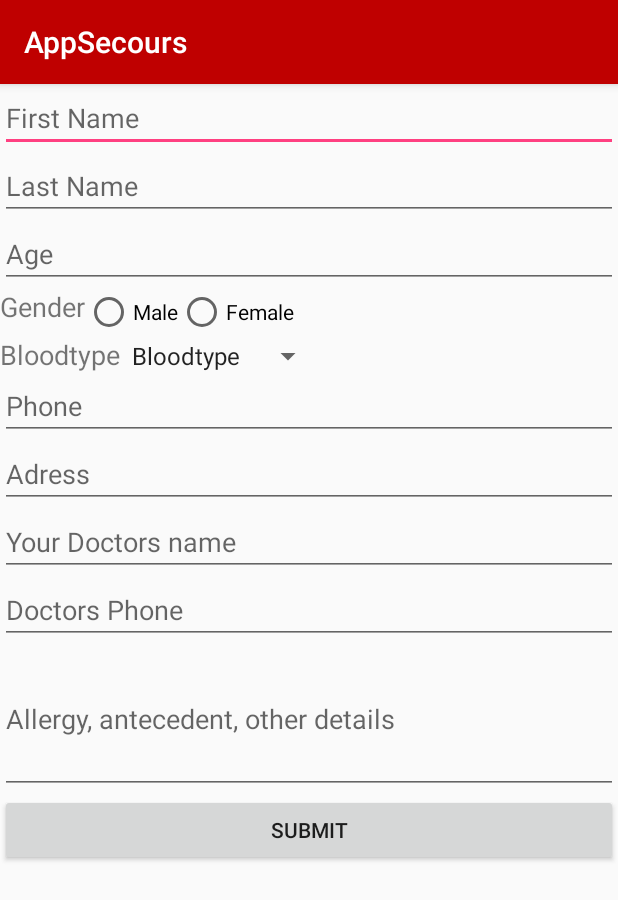
After one commit to Narul34/AppSecours, an Android app: the Formulaire screen opened directly, with no data from a screen before it, on a phone screen of 412 x 824 dp. The commit adds this screen. Shown: the top 900 px of the screen. Run offline under Robolectric (Android 15) with nearby library versions, the phone set to English and light mode, and no system bars.

Commit message:
Formulaire + appel auto  à finir

```diff
--- /dev/null
+++ b/app/src/main/java/com/example/a34011_73_08/appsecours/Formulaire.java
@@ -0,0 +1,33 @@
+package com.example.a34011_73_08.appsecours;
+
+import android.os.Bundle;
+import android.os.StrictMode;
+import android.support.v7.app.AppCompatActivity;
+import android.widget.ArrayAdapter;
+import android.widget.RadioButton;
+import android.widget.RadioGroup;
+import android.widget.Spinner;
+
+/**
+ * Created by 34011-73-08 on 24/10/2016.
+ */
+
+public class Formulaire extends AppCompatActivity {
+
+    @Override
+    protected void onCreate(Bundle savedInstanceState) {
+        super.onCreate(savedInstanceState);
+        setContentView(R.layout.activity_form);
+
+        String[] arrayBloodType = new String[] {"Bloodtype", "A-","A+","B-","B+","AB-","AB+","O-","O+"};
+
+        Spinner spBlood = (Spinner) findViewById(R.id.blood);
+
+        ArrayAdapter<String> adapter = new ArrayAdapter<String>(this,android.R.layout.simple_spinner_item, arrayBloodType);
+
+
+        spBlood.setAdapter(adapter);
+        spBlood.setSelection(0);
+
+    }
+}
--- /dev/null
+++ b/app/src/main/res/layout/activity_form.xml
@@ -0,0 +1,130 @@
+<?xml version="1.0" encoding="utf-8"?>
+<TableLayout xmlns:android="http://schemas.android.com/apk/res/android"
+    android:layout_width="match_parent"
+    android:layout_height="match_parent"
+    android:orientation="vertical">
+
+    <EditText
+        android:id="@+id/nom"
+        android:layout_width="wrap_content"
+        android:layout_height="wrap_content"
+        android:hint="@string/nom"
+        android:inputType="text"
+        android:maxLength="20"
+        android:maxLines="1"/>
+
+    <EditText
+        android:id="@+id/prenom"
+        android:layout_width="wrap_content"
+        android:layout_height="wrap_content"
+        android:ems="10"
+        android:hint="@string/prenom"
+        android:inputType="text"
+        android:maxEms="20"
+        android:minEms="1"
+        android:maxLength="20"
+        android:maxLines="1"/>
+
+    <EditText
+        android:id="@+id/age"
+        android:layout_width="wrap_content"
+        android:layout_height="wrap_content"
+        android:hint="@string/age"
+        android:inputType="numberDecimal"
+        android:maxLength="2"
+        android:maxLines="1"/>
+
+    <RadioGroup
+        android:id="@+id/sexe"
+        android:layout_width="wrap_content"
+        android:layout_height="wrap_content"
+        android:orientation="horizontal">
+
+            <TextView
+                android:layout_width="wrap_content"
+                android:layout_height="match_parent"
+                android:text="Gender"
+                android:textSize="18dp"/>
+
+            <RadioButton
+                android:id="@+id/male"
+                android:layout_width="wrap_content"
+                android:layout_height="wrap_content"
+                android:text="@string/male"/>
+
+            <RadioButton
+                android:id="@+id/female"
+                android:layout_width="wrap_content"
+                android:layout_height="wrap_content"
+                android:text="@string/female"/>
+
+
+    </RadioGroup>
+
+    <LinearLayout
+        android:layout_width="wrap_content"
+        android:layout_height="wrap_content"
+        android:orientation="horizontal">
+
+        <TextView
+            android:layout_width="wrap_content"
+            android:layout_height="match_parent"
+            android:text="Bloodtype"
+            android:textSize="18dp"/>
+
+        <Spinner
+            android:id="@+id/blood"
+            android:layout_width="wrap_content"
+            android:layout_height="wrap_content"
+            android:prompt="@string/blood" />
+    </LinearLayout>
+
+
+    <EditText
+        android:id="@+id/phone"
+        android:layout_width="wrap_content"
+        android:layout_height="wrap_content"
+        android:hint="@string/phone"
+        android:inputType="phone"
+        android:maxLength="10"/>
+
+    <EditText
+        android:id="@+id/adress"
+        android:layout_width="wrap_content"
+        android:layout_height="wrap_content"
+        android:hint="@string/adress"
+        android:inputType="phone"
+        android:maxLength="10"/>
+
+
+    <EditText
+        android:id="@+id/doctor"
+        android:layout_width="wrap_content"
+        android:layout_height="wrap_content"
+        android:hint="@string/doctor" />
+
+    <EditText
+        android:id="@+id/drtel"
+        android:layout_width="wrap_content"
+        android:layout_height="wrap_content"
+        android:hint="@string/drphone"
+        android:inputType="phone"
+        android:maxLength="10"/>
+
+    <EditText
+        android:id="@+id/infoscomp"
+        android:layout_width="wrap_content"
+        android:layout_height="100dp"
+        android:hint="Allergy, antecedent, other details"
+        android:inputType="textMultiLine"
+        android:maxLines="3"
+        android:maxLength="100"/>
+
+
+    <Button
+        android:id="@+id/submit"
+        android:layout_width="wrap_content"
+        android:layout_height="wrap_content"
+        android:text="submit"/>
+
+</TableLayout>
--- a/app/src/main/res/values/colors.xml
+++ b/app/src/main/res/values/colors.xml
@@ -1,6 +1,7 @@
 <?xml version="1.0" encoding="utf-8"?>
 <resources>
-    <color name="colorPrimary">#3F51B5</color>
-    <color name="colorPrimaryDark">#303F9F</color>
+    <color name="colorPrimary">#bf0000</color>
+    <color name="colorPrimaryDark">#890000</color>
     <color name="colorAccent">#FF4081</color>
+    <color name="bgColor">#d19494</color>
 </resources>
--- a/app/src/main/res/values/strings.xml
+++ b/app/src/main/res/values/strings.xml
@@ -1,3 +1,14 @@
 <resources>
     <string name="app_name">AppSecours</string>
+    <string name="nom">First Name</string>
+    <string name="prenom">Last Name</string>
+    <string name="age">Age</string>
+    <string name="male">Male</string>
+    <string name="female">Female</string>
+    <string name="blood">bloodtype</string>
+    <string name="phone">Phone</string>
+    <string name="adress">Adress</string>
+    <string name="doctor">Your Doctors name</string>
+    <string name="drphone">Doctors Phone</string>
+
 </resources>
```
Also changed, not shown: app/src/main/AndroidManifest.xml (+8 -0 lines), app/src/main/java/com/example/a34011_73_08/appsecours/ChooseActivity.java (added, +93 -0 lines), app/src/main/java/com/example/a34011_73_08/appsecours/Doctor.java (added, +12 -0 lines), app/src/main/java/com/example/a34011_73_08/appsecours/MainActivity.java (+22 -0 lines), app/src/main/java/com/example/a34011_73_08/appsecours/Patient.java (added, +33 -0 lines), app/src/main/java/com/example/a34011_73_08/appsecours/Person.java (added, +66 -0 lines), app/src/main/res/layout/activity_choose.xml (added, +32 -0 lines), app/src/main/res/layout/activity_main.xml (+11 -17 lines).
